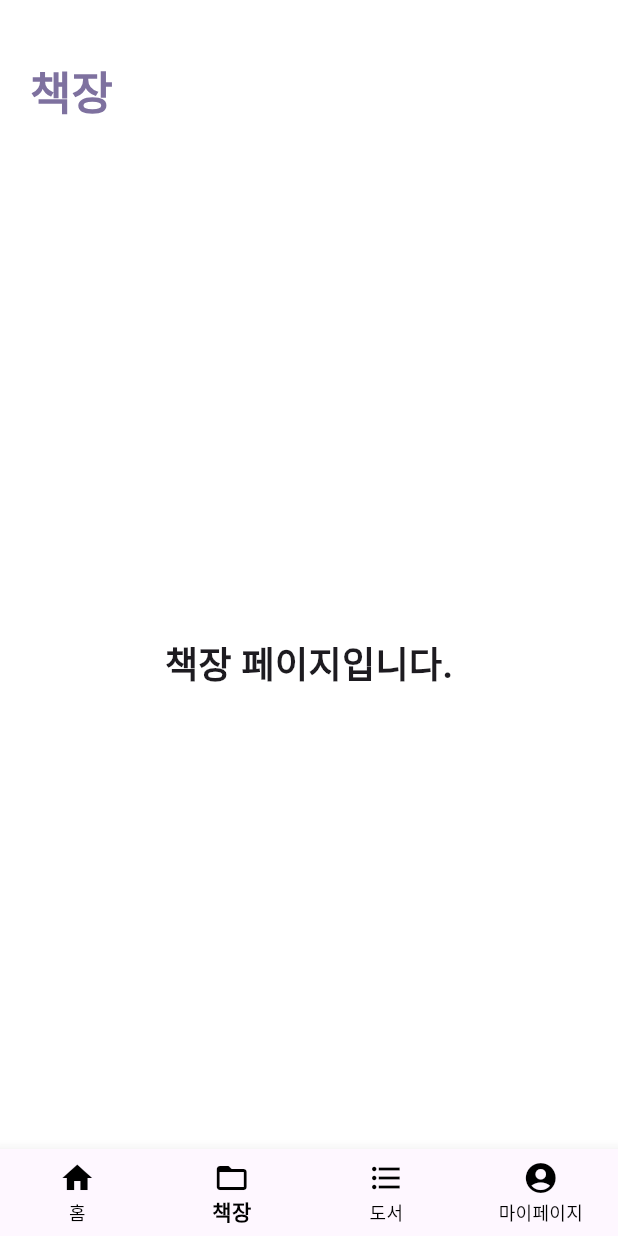
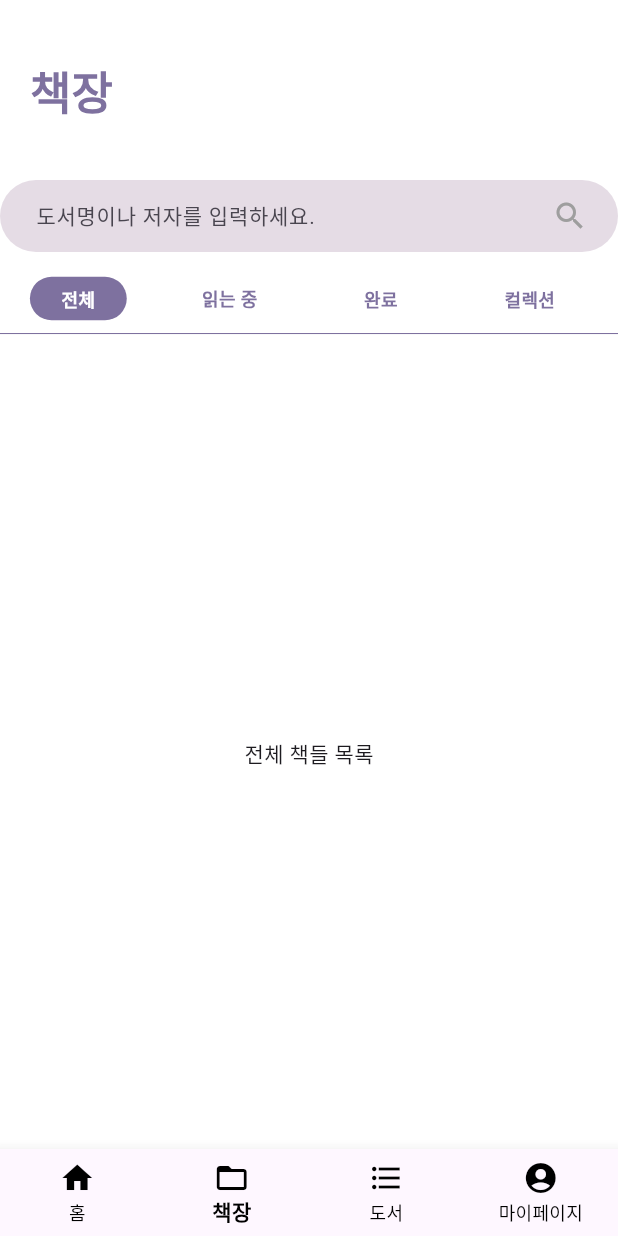
Before and after one commit to Advanced-MobileProgramming/flutter, a Flutter app: the BookshelfPage screen opened directly, on a phone screen of 412 x 824 dp. Run offline on Flutter 3.47's test engine with Material 3 defaults, Android fonts, the light colour scheme and no system bars.

Commit message:
bookShelf.dart 수정

```diff
--- a/lib/bookShelf.dart
+++ b/lib/bookShelf.dart
@@ -10,6 +10,8 @@ class BookshelfPage extends StatefulWidget {
 
 class _BookshelfPageState extends State<BookshelfPage> {
   int _selectedIndex = 1;
+  int _currentTabIndex = 0; // 현재 선택된 탭을 추적하는 변수
+
   final PageController _pageController = PageController(viewportFraction: 1.0);
 
   // 탭을 눌렀을 때 페이지 변경
@@ -19,30 +21,36 @@ class _BookshelfPageState extends State<BookshelfPage> {
     });
 
     if (index == 0) {
-      // 홈 탭 클릭 시 MyHomePage로 이동
       Navigator.pushReplacement(
         context,
         MaterialPageRoute(builder: (context) => HomePage(username: 'username')),
       );
     } else if (index == 1) {
-      // 책장 탭 클릭 시 BookshelfPage로 이동
       Navigator.pushReplacement(
         context,
         MaterialPageRoute(builder: (context) => BookshelfPage()),
       );
     } else if (index == 2) {
-      // 도서 탭 클릭 시 AllBooksPage로 이동
       Navigator.pushReplacement(
         context,
         MaterialPageRoute(builder: (context) => AllBooksPage()),
       );
     } else if (index == 3) {
-      // 마이페이지 탭 클릭 시 MyPage로 이동
       Navigator.pushReplacement(
         context,
         MaterialPageRoute(builder: (context) => MyPage()),
       );
     }
+  }
+
+  @override
+  void initState() {
+    super.initState();
+  }
+
+  @override
+  void dispose() {
+    super.dispose();
   }
 
   @override
@@ -59,14 +67,66 @@ class _BookshelfPageState extends State<BookshelfPage> {
         toolbarHeight: 120.0, // AppBar 높이를 조정하여 더 많은 패딩 추가
         titleSpacing: 20.0, // 타이틀과 왼쪽 모서리 사이의 간격을 늘림
       ),
-      body: Container(
-        color: Colors.white, // 배경색 흰색으로 설정
-        child: Center(
-          child: Text(
-            '책장 페이지입니다.', // 책장 페이지 메시지
-            style: TextStyle(fontSize: 24, fontWeight: FontWeight.bold),
+      body: Column(
+        children: [
+          // 검색 바
+          Container(
+            padding: EdgeInsets.symmetric(horizontal: 8),
+            decoration: BoxDecoration(
+              borderRadius: BorderRadius.circular(30),
+              color: Color.fromARGB(98, 187, 163, 187), // 채도가 낮은 보라색
+            ),
+            child: Row(
+              children: [
+                Expanded(
+                  child: TextField(
+                    decoration: InputDecoration(
+                      hintText: '도서명이나 저자를 입력하세요.',
+                      hintStyle: TextStyle(fontSize: 14),
+                      border: InputBorder.none,
+                      contentPadding:
+                          EdgeInsets.symmetric(horizontal: 16, vertical: 8),
+                    ),
+                    textAlign: TextAlign.left,
+                  ),
+                ),
+                IconButton(
+                  icon: Icon(Icons.search, color: Colors.grey),
+                  onPressed: () {},
+                ),
+              ],
+            ),
           ),
-        ),
+
+          // 세그먼트 컨트롤 바 (네모 박스 형식)
+          Container(
+            margin: EdgeInsets.symmetric(vertical: 16), // 세그먼트 바와 콘텐츠 사이 여백 추가
+            child: Column(
+              children: [
+                Row(
+                  mainAxisAlignment: MainAxisAlignment.center,
+                  children: [
+                    _buildSegment('전체', 0),
+                    _buildSegment('읽는 중', 1),
+                    _buildSegment('완료', 2),
+                    _buildSegment('컬렉션', 3),
+                  ],
+                ),
+                // 세그먼트 바 아래에 보더라인 추가
+                Container(
+                  height: 0.7,
+                  color: Color.fromARGB(255, 126, 113, 159), // 보라색 보더라인
+                  margin: EdgeInsets.only(top: 8),
+                ),
+              ],
+            ),
+          ),
+
+          // 탭에 해당하는 내용
+          Expanded(
+            child: _getTabContent(_currentTabIndex),
+          ),
+        ],
       ),
       bottomNavigationBar: BottomNavigationBar(
         currentIndex: _selectedIndex,
@@ -97,4 +157,55 @@ class _BookshelfPageState extends State<BookshelfPage> {
       ),
     );
   }
+
+  // 세그먼트 탭을 만들기 위한 메소드
+  Widget _buildSegment(String label, int index) {
+    return GestureDetector(
+      onTap: () {
+        setState(() {
+          _currentTabIndex = index;
+        });
+      },
+      child: Container(
+        padding: EdgeInsets.symmetric(vertical: 5, horizontal: 20),
+        margin: EdgeInsets.only(right: 15, left: 14),
+        decoration: BoxDecoration(
+          color: _currentTabIndex == index
+              ? Color.fromARGB(255, 126, 113, 159)
+              : Colors.transparent, // 선택된 탭은 보라색 배경
+          borderRadius: BorderRadius.circular(50),
+          border: Border.all(
+            color: Colors.transparent,
+            width: 1,
+          ),
+        ),
+        child: Text(
+          label,
+          style: TextStyle(
+            fontSize: 12, // 폰트 크기 설정
+            color: _currentTabIndex == index
+                ? Colors.white
+                : Color.fromARGB(255, 126, 113, 159),
+            fontWeight: FontWeight.bold,
+          ),
+        ),
+      ),
+    );
+  }
+
+  // 선택된 탭에 해당하는 콘텐츠를 반환하는 메소드
+  Widget _getTabContent(int index) {
+    switch (index) {
+      case 0:
+        return Center(child: Text("전체 책들 목록"));
+      case 1:
+        return Center(child: Text("읽는 중 목록"));
+      case 2:
+        return Center(child: Text("완료 목록"));
+      case 3:
+        return Center(child: Text("컬렉션 목록"));
+      default:
+        return Center(child: Text("전체 책들 목록"));
+    }
+  }
 }
```
